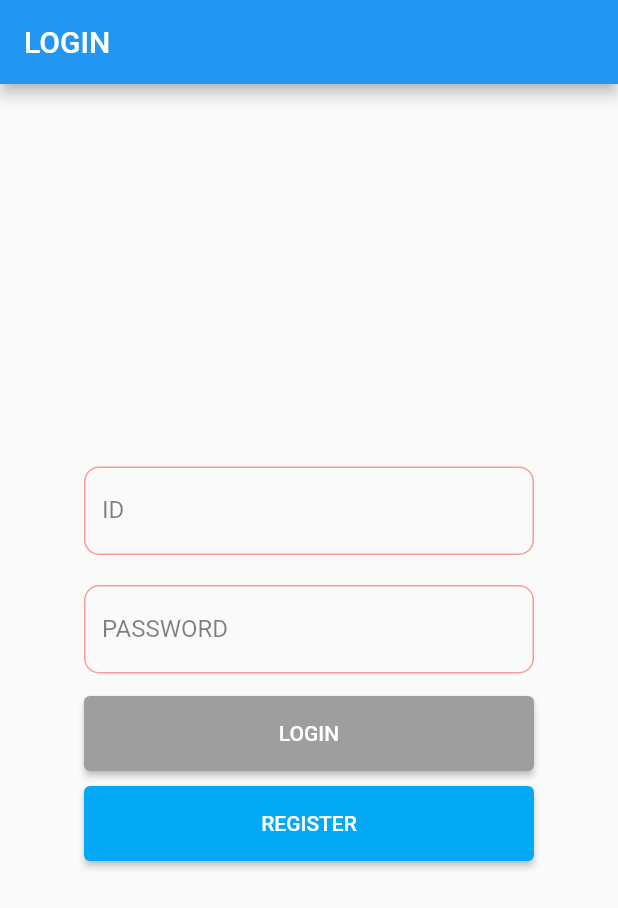
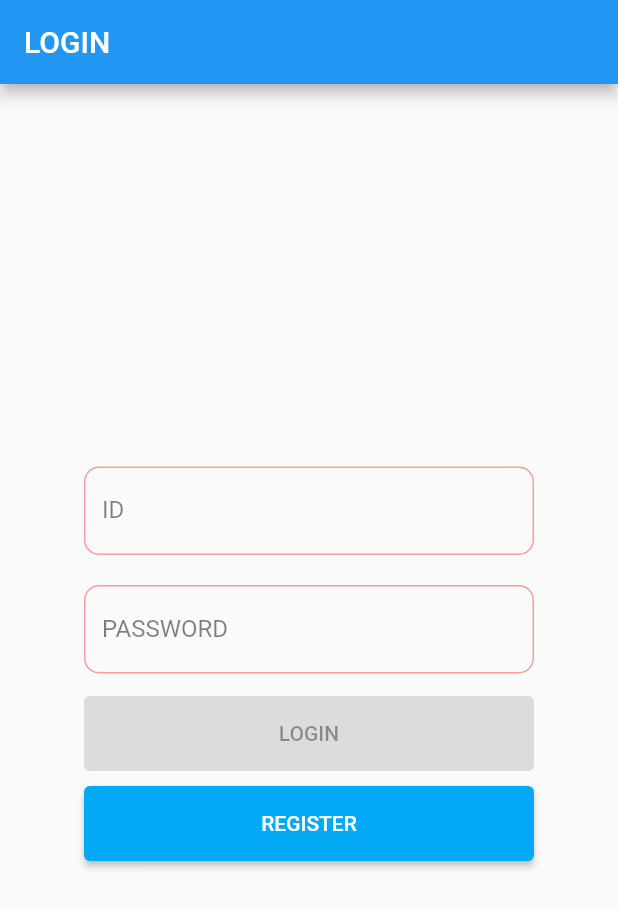
Before and after one commit to rwarou/our-schedule-flutter, a Flutter app: the screen it shows after launch, on a phone screen of 412 x 824 dp. Shown: the top 908 px of the screen. Run offline on Flutter 3.47's test engine with Material 2 defaults, Android fonts, the light colour scheme and no system bars; our stand-ins replace get.

Commit message:
로그인 버튼 활성화 조건 및 정규식 추가

```diff
--- a/lib/pages/home.dart
+++ b/lib/pages/home.dart
@@ -1,4 +1,5 @@
 import 'package:flutter/material.dart';
+import 'package:flutter/services.dart';
 import 'package:get/get.dart';
 
 class Home extends StatefulWidget {
@@ -24,6 +25,10 @@ class _HomeState extends State<Home> {
     _idController.dispose();
     _pwController.dispose();
     super.dispose();
+  }
+
+  bool isLogin() {
+    return _idController.text.length >= 4 && _pwController.text.length >= 4;
   }
 
   @override
@@ -61,6 +66,10 @@ class _HomeState extends State<Home> {
                   padding: const EdgeInsets.symmetric(vertical: 10),
                   child: TextField(
                     controller: _idController,
+                    inputFormatters: [
+                      FilteringTextInputFormatter.allow(
+                          RegExp(r'[a-z|A-Z|0-9]'))
+                    ],
                     decoration: InputDecoration(
                       labelText: 'ID',
                       labelStyle:
@@ -80,6 +89,10 @@ class _HomeState extends State<Home> {
                   child: TextField(
                     controller: _pwController,
                     obscureText: true,
+                    inputFormatters: [
+                      FilteringTextInputFormatter.allow(RegExp(
+                          r'[\w|$`~!@$!%*#^?&\\(\\)\-_=+\[\]\{\}\;\:\\,\.\<\>]'))
+                    ],
                     decoration: InputDecoration(
                       labelText: 'PASSWORD',
                       labelStyle:
@@ -97,12 +110,15 @@ class _HomeState extends State<Home> {
                 Padding(
                   padding: const EdgeInsets.symmetric(vertical: 5),
                   child: ElevatedButton(
-                    onPressed: () {
-                      Get.toNamed('/dashboard');
-                    },
+                    onPressed: !isLogin()
+                        ? null
+                        : () {
+                            Get.toNamed('/dashboard');
+                            // Get.offNamed('/dashboard');
+                          },
                     child: const Text('LOGIN'),
                     style: ElevatedButton.styleFrom(
-                      primary: Colors.grey,
+                      primary: Colors.lightBlue,
                       onPrimary: Colors.white,
                       minimumSize: Size(width < 300 ? 250 : 300, 50),
                     ),
```
